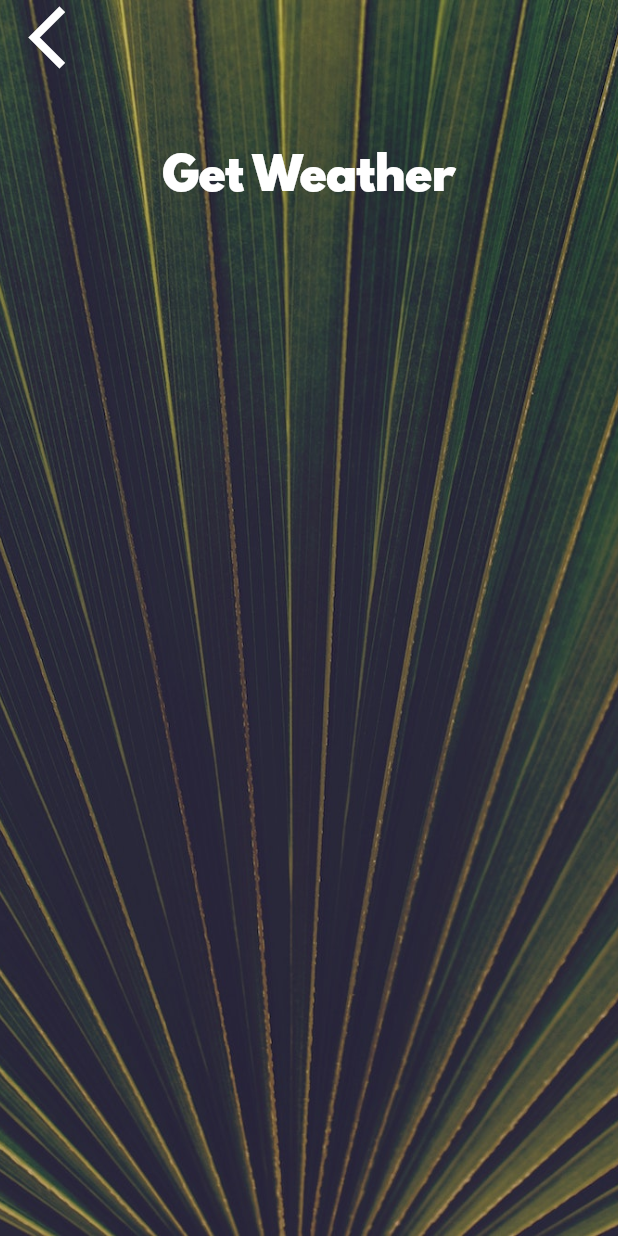
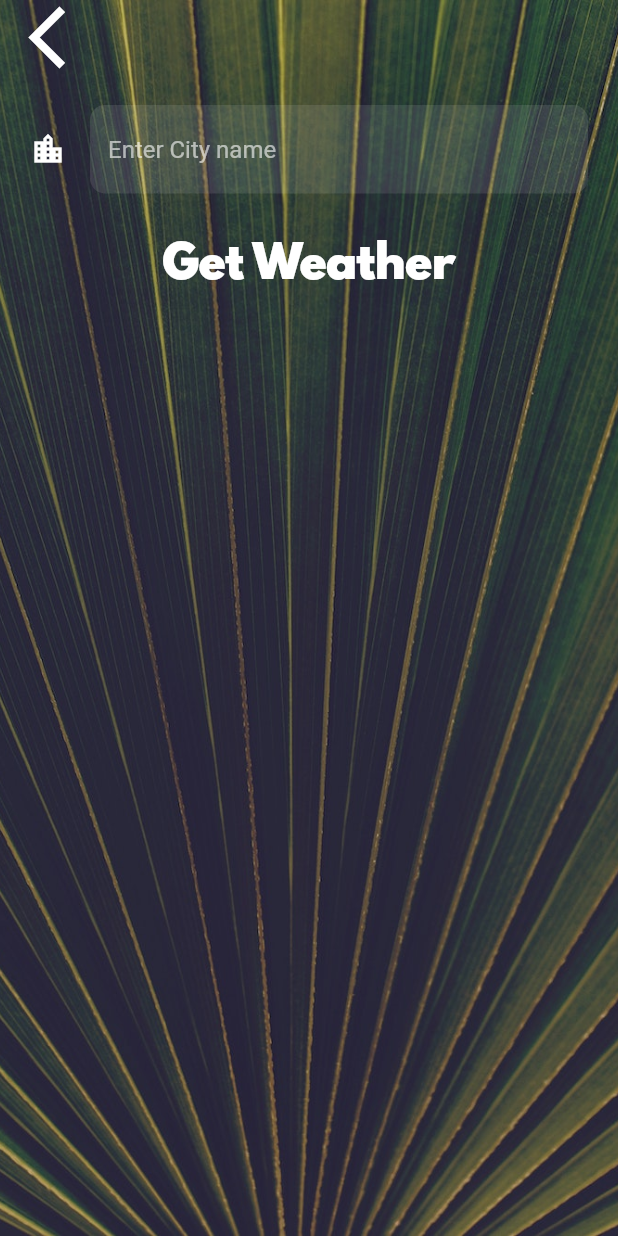
Before and after one commit to jeik0s/WeatherMe, a Flutter app: the CityScreen screen opened directly, on a phone screen of 412 x 824 dp. Run offline on Flutter 3.47's test engine with Material 2 defaults, Android fonts, the phone set to English and light mode, and no system bars; our stand-ins replace flutter_spinkit, geolocator; network calls fail.

Commit message:
learn how to use TextField, and pass wrote text futher Also learn how to push variable back to previous screen by Navigator pop

```diff
--- a/lib/screens/city_screen.dart
+++ b/lib/screens/city_screen.dart
@@ -7,6 +7,8 @@ class CityScreen extends StatefulWidget {
 }
 
 class _CityScreenState extends State<CityScreen> {
+  String cityName;
+
   @override
   Widget build(BuildContext context) {
     return Scaffold(
@@ -24,7 +26,9 @@ class _CityScreenState extends State<CityScreen> {
               Align(
                 alignment: Alignment.topLeft,
                 child: FlatButton(
-                  onPressed: () {},
+                  onPressed: () {
+                    Navigator.pop(context);
+                  },
                   child: Icon(
                     Icons.arrow_back_ios,
                     size: 50.0,
@@ -33,10 +37,20 @@ class _CityScreenState extends State<CityScreen> {
               ),
               Container(
                 padding: EdgeInsets.all(20.0),
-                child: null,
+                child: TextField(
+                  style: TextStyle(
+                    color: Colors.white,
+                  ),
+                  decoration: kkTextFieldInputDecoration,
+                  onChanged: (value){
+                    cityName = value;
+                  },
+                ),
               ),
               FlatButton(
-                onPressed: () {},
+                onPressed: () {
+                  Navigator.pop(context, cityName);
+                },
                 child: Text(
                   'Get Weather',
                   style: kButtonTextStyle,
--- a/lib/utilities/constants.dart
+++ b/lib/utilities/constants.dart
@@ -20,3 +20,18 @@ const kConditionTextStyle = TextStyle(
 );
 
 const kkApiKey = "4f678fe256273c7c0f0930953f287ba6";
+
+const kkTextFieldInputDecoration = InputDecoration(
+  filled: true,
+  icon: Icon(
+    Icons.location_city,
+    color: Colors.white,
+  ),
+  hintText: "Enter City name",
+  border: OutlineInputBorder(
+    borderRadius: BorderRadius.all(
+      Radius.circular(10.0),
+    ),
+    borderSide: BorderSide.none,
+  ),
+);
```
Also changed, not shown: lib/screens/location_screen.dart (+27 -7 lines), lib/services/networking.dart (+19 -5 lines), lib/services/weather.dart (+8 -3 lines).
